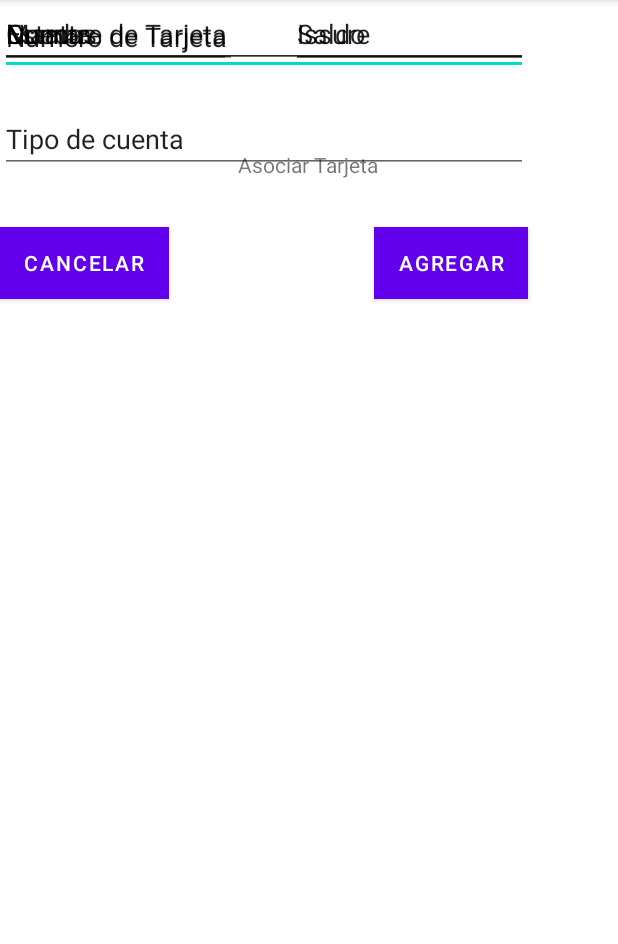
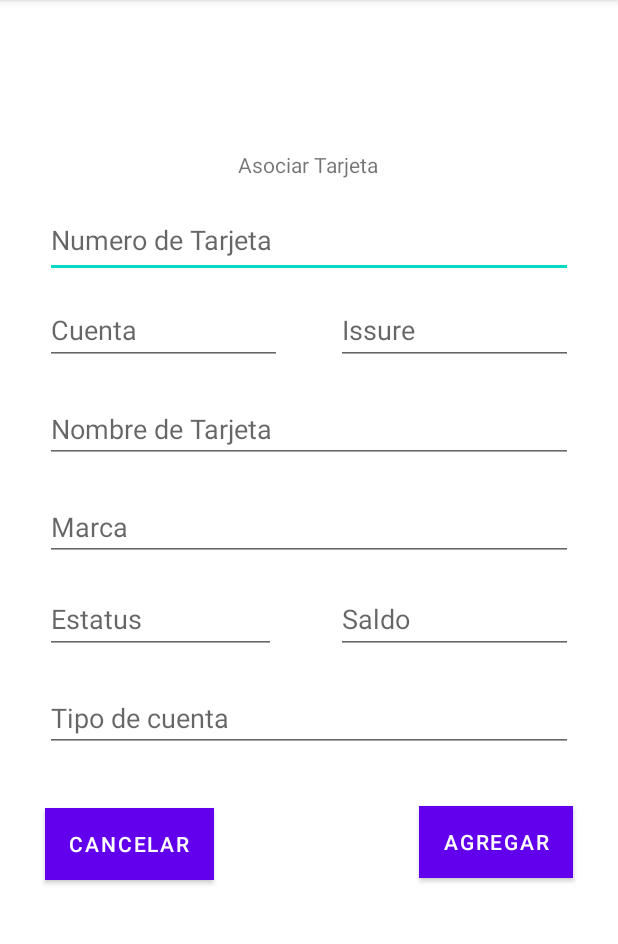
Before and after one commit to ebernal21/test-bankapp-android-endcom, an Android app: the RegisterCardView screen opened directly, with no data from a screen before it, on a phone screen of 412 x 824 dp, the part 84-1028 px from its top. Run offline under Robolectric (Android 15) with nearby library versions, the phone set to English and light mode, and no system bars.

```diff
--- a/app/build.gradle
+++ b/app/build.gradle
@@ -35,4 +35,5 @@ dependencies {
     testImplementation 'junit:junit:4.13.2'
     androidTestImplementation 'androidx.test.ext:junit:1.1.3'
     androidTestImplementation 'androidx.test.espresso:espresso-core:3.4.0'
+    implementation 'com.google.code.gson:gson:2.9.0'
 }
--- a/app/src/main/java/com/example/testbankapperickbernal/View/RegisterCardView.java
+++ b/app/src/main/java/com/example/testbankapperickbernal/View/RegisterCardView.java
@@ -3,14 +3,58 @@ package com.example.testbankapperickbernal.View;
 import androidx.appcompat.app.AppCompatActivity;
 
 import android.os.Bundle;
+import android.view.View;
+import android.widget.Button;
+import android.widget.EditText;
 
+import com.example.testbankapperickbernal.Presenter.MainPresenter;
+import com.example.testbankapperickbernal.Presenter.RegisterCardPresenter;
 import com.example.testbankapperickbernal.R;
 
-public class RegisterCardView extends AppCompatActivity {
+public class RegisterCardView extends AppCompatActivity implements View.OnClickListener{
+
+    RegisterCardPresenter registerCardPresenter;
+    Button btnCancel;
+    Button btnAdd;
+    EditText etxtTarjeta;
+    EditText etxtCuenta;
+    EditText etxtIssure;
+    EditText etxtNombre;
+    EditText etxtMarca;
+    EditText etxtEstatus;
+    EditText etxtSaldo;
+    EditText etxtTipo;
 
     @Override
     protected void onCreate(Bundle savedInstanceState) {
         super.onCreate(savedInstanceState);
         setContentView(R.layout.activity_register_card_view);
+        registerCardPresenter = new RegisterCardPresenter(this, RegisterCardView.this);
+        btnAdd = findViewById(R.id.btnAdd);
+        btnCancel = findViewById(R.id.btnCancel);
+        etxtTarjeta = findViewById(R.id.etxtTarjeta);
+        etxtCuenta = findViewById(R.id.etxtCuenta);
+        etxtIssure= findViewById(R.id.etxtIssure);
+        etxtNombre = findViewById(R.id.etxtNombre);
+        etxtMarca = findViewById(R.id.etxtMarca);
+        etxtEstatus = findViewById(R.id.etxtEstatus);
+        etxtSaldo = findViewById(R.id.etxtSaldo);
+        etxtTipo= findViewById(R.id.etxtTipo);
+        btnAdd.setOnClickListener(this);
+        btnCancel.setOnClickListener(this);
+    }
+
+    @Override
+    public void onClick(View v)
+    {
+        switch (v.getId())
+        {
+            case R.id.btnAdd:
+                registerCardPresenter.AddCard(etxtTarjeta,etxtCuenta,etxtIssure,etxtNombre,etxtMarca,etxtEstatus,etxtSaldo,etxtTipo);
+                break;
+            case R.id.btnCancel:
+                registerCardPresenter.Cancel();
+                break;
+        }
     }
 }
--- a/app/src/main/res/layout/activity_register_card_view.xml
+++ b/app/src/main/res/layout/activity_register_card_view.xml
@@ -23,115 +23,129 @@
         android:layout_height="72dp"
         app:layout_constraintEnd_toEndOf="parent"
         app:layout_constraintStart_toStartOf="parent"
+        app:layout_constraintTop_toTopOf="parent"
         tools:srcCompat="@drawable/ic_baseline_credit_card_24" />
 
     <EditText
-        android:id="@+id/editTextTextPersonName"
+        android:id="@+id/etxtTarjeta"
         android:layout_width="352dp"
         android:layout_height="50dp"
+        android:layout_marginTop="16dp"
         android:ems="10"
         android:inputType="textPersonName"
-        android:text="Numero de Tarjeta"
-        tools:layout_editor_absoluteX="29dp"
-        tools:layout_editor_absoluteY="162dp" />
+        android:hint="Numero de Tarjeta"
+        app:layout_constraintEnd_toEndOf="parent"
+        app:layout_constraintStart_toStartOf="parent"
+        app:layout_constraintTop_toBottomOf="@+id/textView" />
 
     <EditText
-        android:id="@+id/editTextTextPersonName2"
+        android:id="@+id/etxtCuenta"
+        android:layout_width="158dp"
+        android:layout_height="46dp"
+        android:layout_marginTop="12dp"
+        android:ems="10"
+        android:inputType="textPersonName"
+        android:hint="Cuenta"
+        app:layout_constraintStart_toStartOf="@+id/etxtTarjeta"
+        app:layout_constraintTop_toBottomOf="@+id/etxtTarjeta" />
+
+    <EditText
+        android:id="@+id/etxtIssure"
         android:layout_width="158dp"
         android:layout_height="46dp"
         android:ems="10"
+        android:hint="Issure"
         android:inputType="textPersonName"
-        android:text="Cuenta"
-        app:layout_constraintStart_toStartOf="@+id/editTextTextPersonName"
-        tools:layout_editor_absoluteY="232dp" />
+        app:layout_constraintEnd_toEndOf="@+id/etxtTarjeta"
+        app:layout_constraintHorizontal_bias="1.0"
+        app:layout_constraintStart_toEndOf="@+id/etxtCuenta"
+        app:layout_constraintTop_toTopOf="@+id/etxtCuenta" />
 
     <EditText
-        android:id="@+id/editTextTextPersonName3"
+        android:id="@+id/etxtNombre"
+        android:layout_width="352dp"
+        android:layout_height="wrap_content"
+        android:layout_marginTop="20dp"
+        android:ems="10"
+        android:hint="Nombre de Tarjeta"
+        android:inputType="textPersonName"
+        app:layout_constraintEnd_toEndOf="@+id/etxtIssure"
+        app:layout_constraintStart_toStartOf="@+id/etxtCuenta"
+        app:layout_constraintTop_toBottomOf="@+id/etxtCuenta" />
+
+    <EditText
+        android:id="@+id/etxtEstatus"
+        android:layout_width="154dp"
+        android:layout_height="46dp"
+        android:layout_marginTop="16dp"
+        android:ems="10"
+        android:inputType="textPersonName"
+        android:hint="Estatus"
+        app:layout_constraintStart_toStartOf="@+id/etxtNombre"
+        app:layout_constraintTop_toBottomOf="@+id/etxtMarca" />
+
+    <EditText
+        android:id="@+id/etxtSaldo"
         android:layout_width="158dp"
         android:layout_height="46dp"
         android:ems="10"
-        android:inputType="textPersonName"
-        android:text="Issure"
-        app:layout_constraintEnd_toEndOf="@+id/editTextTextPersonName"
+        android:inputType="numberDecimal"
+        android:hint="Saldo"
+        app:layout_constraintBottom_toBottomOf="@+id/etxtEstatus"
+        app:layout_constraintEnd_toEndOf="@+id/etxtNombre"
         app:layout_constraintHorizontal_bias="1.0"
-        app:layout_constraintStart_toEndOf="@+id/editTextTextPersonName2"
-        tools:layout_editor_absoluteY="232dp" />
+        app:layout_constraintStart_toEndOf="@+id/etxtEstatus"
+        app:layout_constraintTop_toTopOf="@+id/etxtEstatus" />
 
     <EditText
-        android:id="@+id/editTextTextPersonName4"
+        android:id="@+id/etxtTipo"
         android:layout_width="352dp"
         android:layout_height="wrap_content"
+        android:layout_marginTop="20dp"
+        android:ems="10"
+        android:hint="Tipo de cuenta"
+        android:inputType="textPersonName"
+        app:layout_constraintEnd_toEndOf="@+id/etxtSaldo"
+        app:layout_constraintHorizontal_bias="0.0"
+        app:layout_constraintStart_toStartOf="@+id/etxtEstatus"
+        app:layout_constraintTop_toBottomOf="@+id/etxtEstatus" />
+
+    <EditText
+        android:id="@+id/etxtMarca"
+        android:layout_width="352dp"
+        android:layout_height="wrap_content"
+        android:layout_marginTop="20dp"
         android:ems="10"
         android:inputType="textPersonName"
-        android:text="Nombre de Tarjeta"
-        tools:layout_editor_absoluteX="29dp"
-        tools:layout_editor_absoluteY="304dp" />
-
-    <EditText
-        android:id="@+id/editTextTextPersonName5"
-        android:layout_width="154dp"
-        android:layout_height="46dp"
-        android:ems="10"
-        android:inputType="textPersonName"
-        android:text="Estatus"
-        app:layout_constraintStart_toStartOf="@+id/editTextTextPersonName4"
-        tools:layout_editor_absoluteY="436dp" />
-
-    <EditText
-        android:id="@+id/editTextTextPersonName6"
-        android:layout_width="158dp"
-        android:layout_height="46dp"
-        android:ems="10"
-        android:inputType="textPersonName"
-        android:text="Saldo"
-        app:layout_constraintEnd_toEndOf="@+id/editTextTextPersonName4"
+        android:hint="Marca"
+        app:layout_constraintEnd_toEndOf="@+id/etxtNombre"
         app:layout_constraintHorizontal_bias="1.0"
-        app:layout_constraintStart_toEndOf="@+id/editTextTextPersonName5"
-        tools:layout_editor_absoluteY="436dp" />
-
-    <EditText
-        android:id="@+id/editTextTextPersonName7"
-        android:layout_width="352dp"
-        android:layout_height="wrap_content"
-        android:layout_marginTop="24dp"
-        android:ems="10"
-        android:inputType="textPersonName"
-        android:text="Tipo de cuenta"
-        app:layout_constraintStart_toStartOf="@+id/editTextTextPersonName5"
-        app:layout_constraintTop_toBottomOf="@+id/editTextTextPersonName5" />
-
-    <EditText
-        android:id="@+id/editTextTextPersonName8"
-        android:layout_width="352dp"
-        android:layout_height="wrap_content"
-        android:ems="10"
-        android:inputType="textPersonName"
-        android:text="Marca"
-        app:layout_constraintEnd_toEndOf="@+id/editTextTextPersonName4"
-        app:layout_constraintStart_toStartOf="@+id/editTextTextPersonName4"
-        tools:layout_editor_absoluteY="377dp" />
+        app:layout_constraintStart_toStartOf="@+id/etxtNombre"
+        app:layout_constraintTop_toBottomOf="@+id/etxtNombre" />
 
     <Button
-        android:id="@+id/button"
+        android:id="@+id/btnCancel"
         android:layout_width="wrap_content"
         android:layout_height="wrap_content"
         android:layout_marginTop="36dp"
+        android:background="@color/grisButton"
         android:text="Cancelar"
-        android:background="@color/grisButton"
         app:layout_constraintBottom_toBottomOf="parent"
-        app:layout_constraintStart_toStartOf="@+id/editTextTextPersonName7"
-        app:layout_constraintTop_toBottomOf="@+id/editTextTextPersonName7"
-        app:layout_constraintVertical_bias="0.0" />
+        app:layout_constraintStart_toStartOf="@+id/etxtTipo"
+        app:layout_constraintTop_toBottomOf="@+id/etxtTipo"
+        app:layout_constraintVertical_bias="0.006" />
 
     <Button
-        android:id="@+id/button2"
+        android:id="@+id/btnAdd"
         android:layout_width="wrap_content"
         android:layout_height="wrap_content"
         android:layout_marginTop="36dp"
+        android:background="@color/blueLetras"
         android:text="Agregar"
-        android:background="@color/blueLetras"
         app:layout_constraintBottom_toBottomOf="parent"
-        app:layout_constraintEnd_toEndOf="@+id/editTextTextPersonName7"
-        app:layout_constraintTop_toBottomOf="@+id/editTextTextPersonName7"
+        app:layout_constraintEnd_toEndOf="@+id/etxtTipo"
+        app:layout_constraintHorizontal_bias="1.0"
+        app:layout_constraintStart_toEndOf="@+id/btnCancel"
+        app:layout_constraintTop_toBottomOf="@+id/etxtTipo"
         app:layout_constraintVertical_bias="0.0" />
 </androidx.constraintlayout.widget.ConstraintLayout>
```
Also changed, not shown: app/src/main/java/com/example/testbankapperickbernal/Models/AddCardModel.java (added, +51 -0 lines), app/src/main/java/com/example/testbankapperickbernal/Presenter/MainPresenter.java (+8 -0 lines), app/src/main/java/com/example/testbankapperickbernal/Presenter/RegisterCardPresenter.java (added, +64 -0 lines), app/src/main/java/com/example/testbankapperickbernal/View/MainActivity.java (+18 -1 lines), 3 other files.
